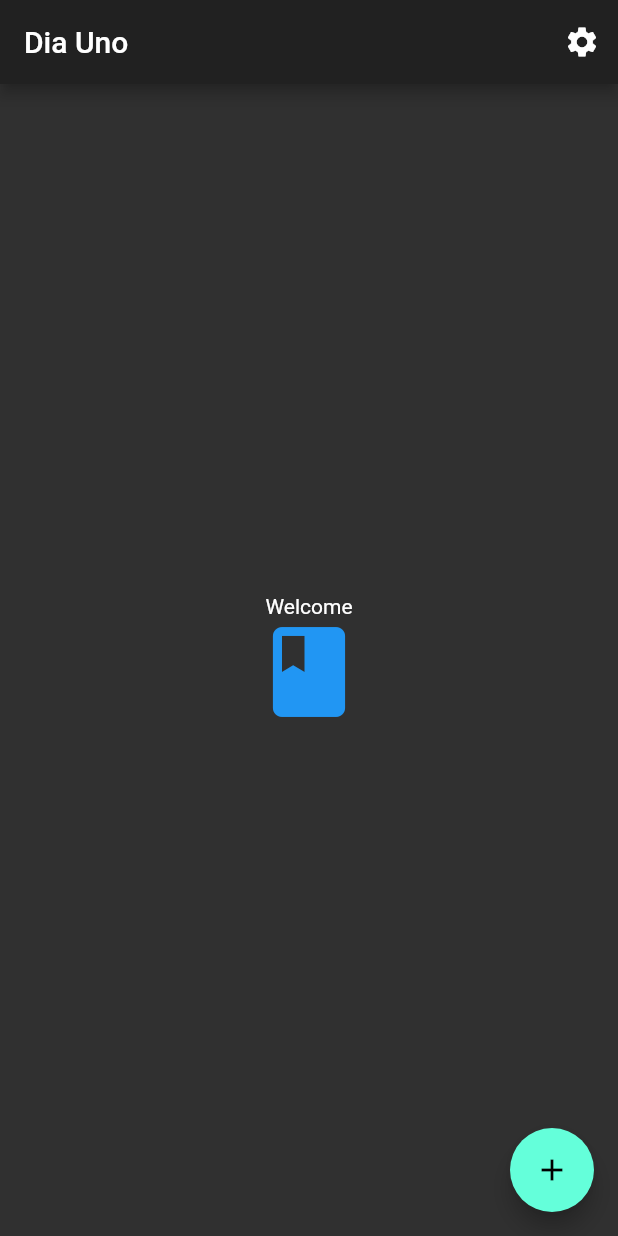
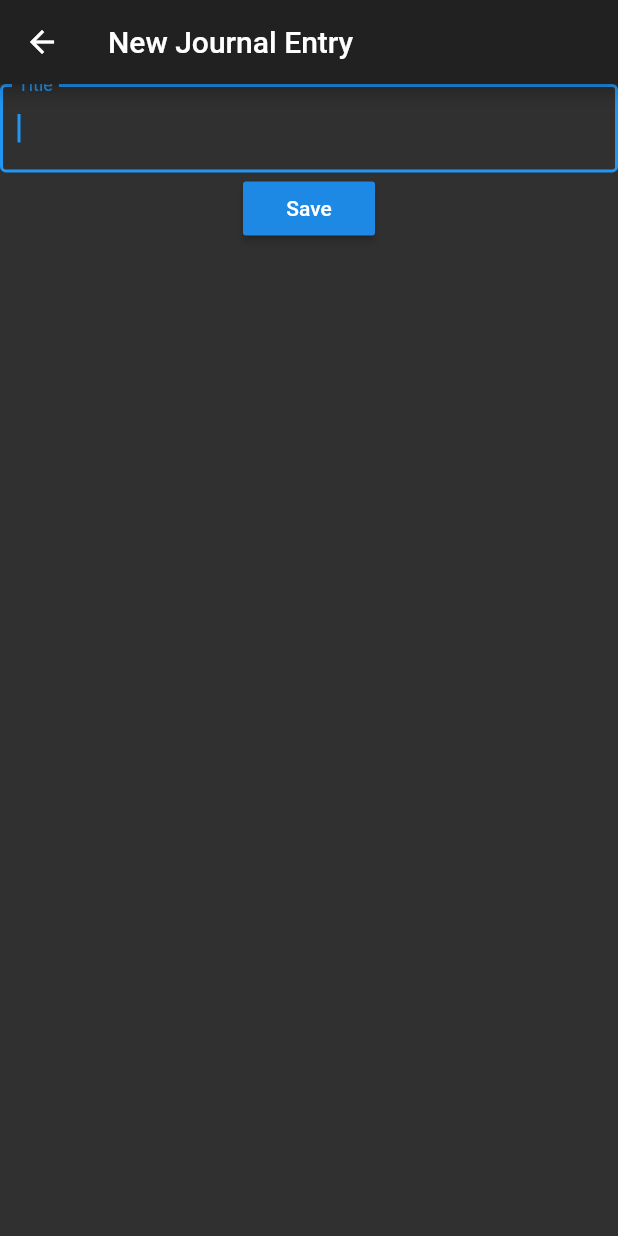
Before and after one commit to stuttskl/dia_uno, a Flutter app: the screen it shows after launch, after a tap on the "add" icon, on a phone screen of 412 x 824 dp. Run offline on Flutter 3.47's test engine with Material 2 defaults, Android fonts, the phone set to English and light mode, and no system bars.

Commit message:
implemented add new entry button and routing

```diff
--- a/lib/app.dart
+++ b/lib/app.dart
@@ -1,11 +1,18 @@
+import 'package:dia_uno/screens/new_journal_entry.dart';
 import 'package:flutter/material.dart';
 
 import './screens/welcome.dart';
+import './screens/new_journal_entry.dart';
 
 class App extends StatelessWidget {
   @override
   Widget build(BuildContext context) {
+    var routes = {
+      NewJournalEntry.routeName: (context) => NewJournalEntry(),
+    };
+
     return MaterialApp(
+      routes: routes,
       title: 'Dia Uno',
       home: WelcomeScreen(),
       theme: ThemeData.dark()
--- /dev/null
+++ b/lib/screens/new_journal_entry.dart
@@ -0,0 +1,33 @@
+import 'package:flutter/material.dart';
+import '../widgets/journal_entry_form.dart';
+
+class NewJournalEntry extends StatefulWidget {
+  static const routeName = 'newJournalEntry';
+  @override
+  _NewJournalEntryState createState() => _NewJournalEntryState();
+}
+
+class _NewJournalEntryState extends State<NewJournalEntry> {
+   void saveList(BuildContext context) {
+    print("Saving new list");
+    Navigator.of(context).pop();
+  }
+
+  @override
+  Widget build(BuildContext context) {
+    return Scaffold(
+      appBar: AppBar(title: Text('New Journal Entry')),
+      body: Center(
+        child: Column(
+          children: [
+            JournalEntryForm(),
+            RaisedButton(
+              onPressed: () => saveList(context),
+              child: Text('Save'),
+            ),
+          ]
+        )
+      )
+    );
+  }
+}
--- a/lib/screens/welcome.dart
+++ b/lib/screens/welcome.dart
@@ -7,7 +7,13 @@ class WelcomeScreen extends StatefulWidget {
 }
 
 class _WelcomeScreenState extends State<WelcomeScreen> {
-  int _count = 0;
+  goToNew(context, destination) {
+    print("Going to new entry page");
+    if (destination == 'newJournalEntry') {
+      Navigator.pushNamed(context, 'newJournalEntry');
+    }
+  }
+
   @override
   Widget build(BuildContext context) {
     return Scaffold(
@@ -55,8 +61,8 @@ class _WelcomeScreenState extends State<WelcomeScreen> {
         )
       ),
       floatingActionButton: FloatingActionButton(
-        onPressed: () => setState(() => _count++),
-        tooltip: 'Increment Counter',
+        onPressed: () => goToNew(context, 'newJournalEntry'),
+        tooltip: 'New Journal Entry',
         child: const Icon(Icons.add),
       ),
     );
--- /dev/null
+++ b/lib/widgets/journal_entry_form.dart
@@ -0,0 +1,29 @@
+import 'package:flutter/material.dart';
+
+class JournalEntryForm extends StatefulWidget {
+  @override
+  _JournalEntryFormState createState() => _JournalEntryFormState();
+}
+
+class _JournalEntryFormState extends State<JournalEntryForm> {
+
+  final _formKey = GlobalKey<FormState>();
+
+  @override
+  Widget build(BuildContext context) {
+    return Form(
+      key: _formKey,
+      child: Column(
+        children: <Widget>[
+          TextFormField(
+            autofocus: true,
+            decoration: InputDecoration(
+              labelText: 'Title',
+              border: OutlineInputBorder(),
+            ),
+          ),
+        ]
+     )
+    );
+  }
+}
```
